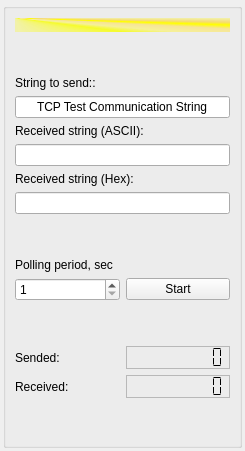
Qt form tcpworkview.ui (igorf7/DeviceLinkTest) before a commit.
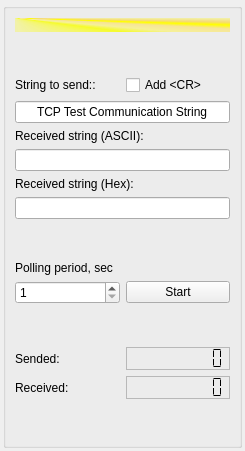
The same form after that commit.

Patch:
```diff
--- a/tcpworkview.ui
+++ b/tcpworkview.ui
@@ -31,7 +31,7 @@
      <property name="title">
       <string/>
      </property>
-     <layout class="QVBoxLayout" name="verticalLayout_6">
+     <layout class="QVBoxLayout" name="verticalLayout_2">
       <item>
        <widget class="QLabel" name="workHeadLabel">
         <property name="styleSheet">
@@ -63,7 +63,7 @@
       <item>
        <layout class="QVBoxLayout" name="verticalLayout">
         <item>
-         <layout class="QVBoxLayout" name="verticalLayout_2">
+         <layout class="QHBoxLayout" name="horizontalLayout_4">
           <item>
            <widget class="QLabel" name="label_4">
             <property name="text">
@@ -72,6 +72,15 @@
            </widget>
           </item>
           <item>
+           <widget class="QCheckBox" name="crTcpCheckBox">
+            <property name="text">
+             <string>Add &lt;CR&gt;</string>
+            </property>
+           </widget>
+          </item>
+         </layout>
+        </item>
+        <item>
            <widget class="QLineEdit" name="reqLineEdit">
             <property name="text">
              <string>TCP Test Communication String</string>
@@ -115,8 +124,6 @@
              <set>Qt::AlignCenter</set>
             </property>
            </widget>
-          </item>
-         </layout>
         </item>
        </layout>
       </item>
```
Lines whose indentation alone changed are shown as unchanged.
